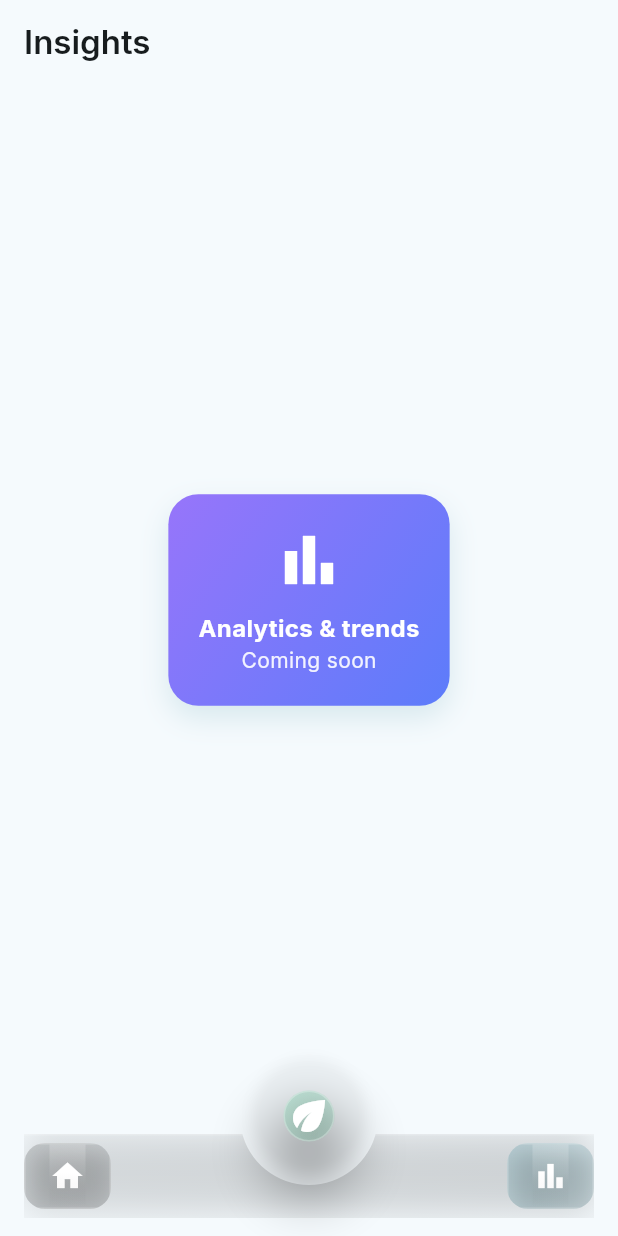
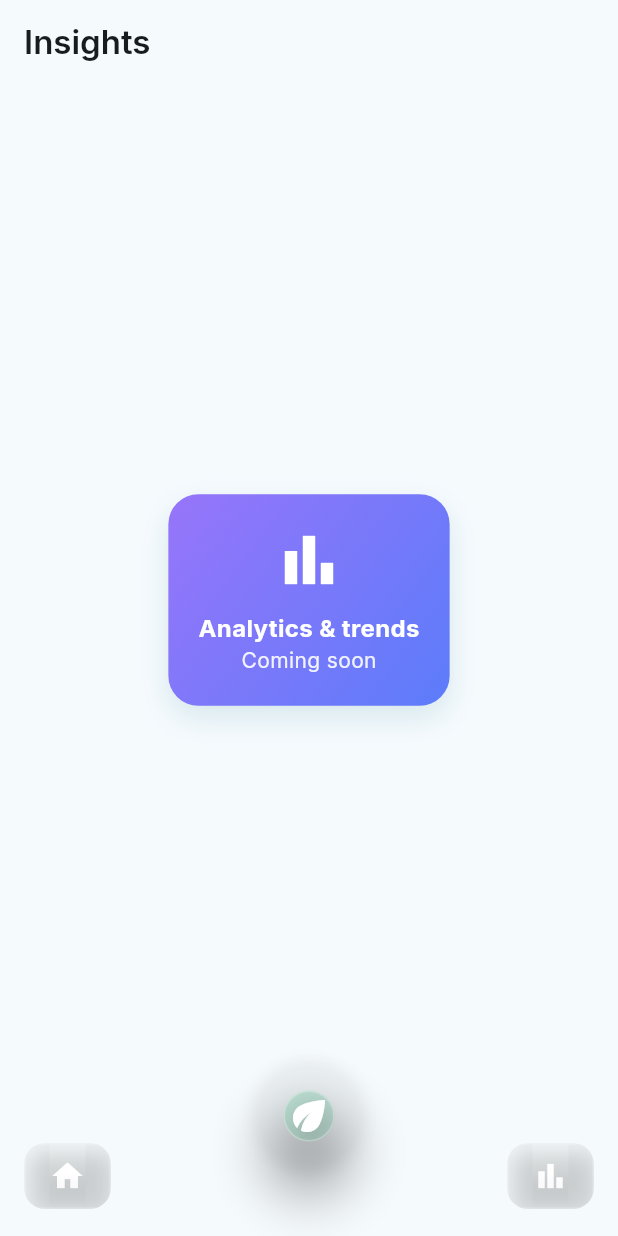
Before and after one commit to cursor2test1230-hub/hydro, a Flutter app: the screen it shows after launch, after a tap on "Nutrients", after a tap on "pH", after a tap on the "bar chart" icon, on a phone screen of 412 x 824 dp. Run offline on Flutter 3.47's test engine with Material 3 defaults, Android fonts, the phone set to English and light mode, and no system bars; our stand-ins replace google_fonts.

Commit message:
refactor(nav-glass): make bottom bar and nav pills fully transparent backgrounds to emphasize glossy effect

```diff
--- a/lib/main.dart
+++ b/lib/main.dart
@@ -76,12 +76,7 @@ class _RootScaffoldState extends State<RootScaffold> {
         elevation: 0,
         child: SizedBox(
           height: 64,
-          child: Stack(
-            fit: StackFit.expand,
-            children: [
-              // Glass background fills and is clipped to the notched shape
-              const _GlassBarBackground(),
-              Row(
+          child: Row(
             mainAxisAlignment: MainAxisAlignment.spaceBetween,
             children: [
               NavPillButton(
@@ -99,49 +94,13 @@ class _RootScaffoldState extends State<RootScaffold> {
               ),
             ],
           ),
-            ],
-          ),
         ),
       ),
     );
   }
 }
 
-class _GlassBarBackground extends StatelessWidget {
-  const _GlassBarBackground();
-
-  @override
-  Widget build(BuildContext context) {
-    final ColorScheme scheme = Theme.of(context).colorScheme;
-    return ClipRect(
-      child: BackdropFilter(
-        filter: ImageFilter.blur(sigmaX: 20, sigmaY: 20),
-        child: Container(
-          decoration: BoxDecoration(
-            gradient: LinearGradient(
-              begin: Alignment.topLeft,
-              end: Alignment.bottomRight,
-              colors: [
-                scheme.surface.withValues(alpha: 0.35),
-                scheme.surface.withValues(alpha: 0.20),
-              ],
-            ),
-            border: Border(
-              top: BorderSide(color: Colors.white.withValues(alpha: 0.20), width: 1),
-            ),
-            boxShadow: [
-              BoxShadow(
-                color: Colors.black.withValues(alpha: 0.20),
-                blurRadius: 20,
-                offset: const Offset(0, -2),
-              ),
-            ],
-          ),
-        ),
-      ),
-    );
-  }
-}
+// removed glass bar background to make the bottom navigation fully transparent
 
 class NavPillButton extends StatefulWidget {
   final IconData icon;
@@ -211,13 +170,11 @@ class GlassPill extends StatelessWidget {
           height: 44,
           padding: const EdgeInsets.symmetric(horizontal: 16),
           decoration: BoxDecoration(
-            gradient: LinearGradient(
+            // make background transparent to emphasize glass look
+            gradient: const LinearGradient(
               begin: Alignment.topLeft,
               end: Alignment.bottomRight,
-              colors: [
-                tint.withValues(alpha: 0.18),
-                tint.withValues(alpha: 0.10),
-              ],
+              colors: [Colors.transparent, Colors.transparent],
             ),
             border: Border.all(color: Colors.white.withValues(alpha: 0.25), width: 1),
             boxShadow: [
@@ -256,7 +213,7 @@ class GlassPill extends StatelessWidget {
                         gradient: LinearGradient(
                           begin: Alignment.topLeft,
                           end: Alignment.bottomRight,
-                          colors: [Colors.white.withValues(alpha: 0.6), Colors.transparent],
+                          colors: [Colors.white.withValues(alpha: 0.55), Colors.transparent],
                           stops: const [0.0, 0.6],
                         ),
                       ),
```
Lines whose indentation alone changed are shown as unchanged.
